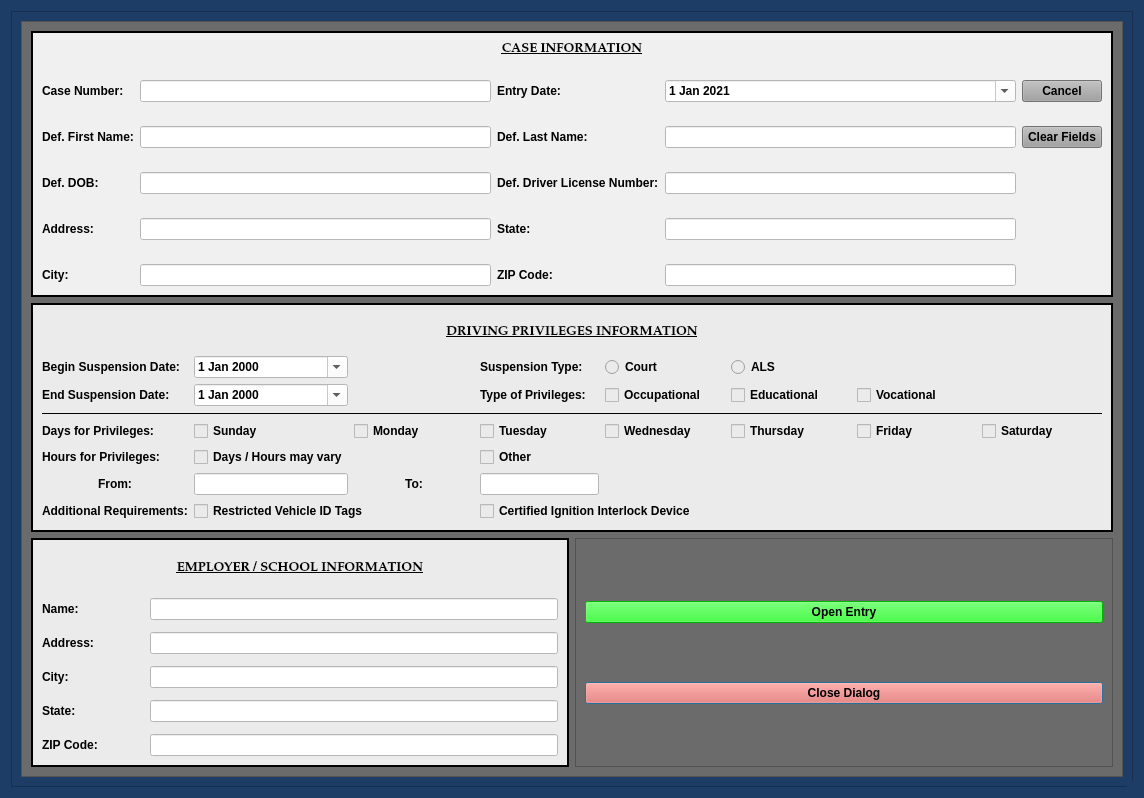
This is munientry/views/ui/DrivingPrivilegesDialog.ui in HunterProgram22/MuniEntry as Qt 5 draws it before an edit. The edited form follows.
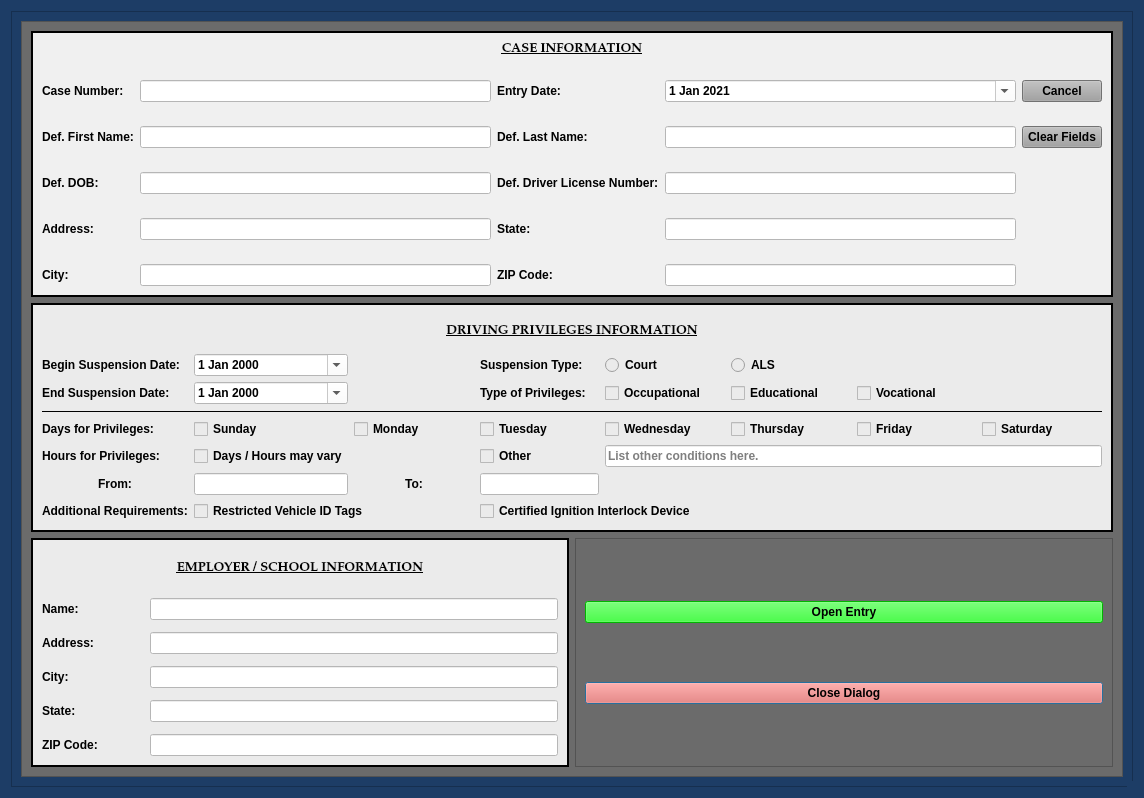
This is the edited form. Custom widgets are drawn as their Qt base class.

Patch:
```diff
--- a/munientry/views/ui/DrivingPrivilegesDialog.ui
+++ b/munientry/views/ui/DrivingPrivilegesDialog.ui
@@ -854,6 +854,16 @@
                </property>
               </widget>
              </item>
+             <item row="5" column="4" colspan="4">
+              <widget class="QLineEdit" name="other_conditions_lineEdit">
+               <property name="styleSheet">
+                <string notr="true">background-color: rgb(255, 255, 255);</string>
+               </property>
+               <property name="placeholderText">
+                <string>List other conditions here.</string>
+               </property>
+              </widget>
+             </item>
             </layout>
            </widget>
           </item>
```
Left out of the diff: 1 changed line with no effect on the pictures.
